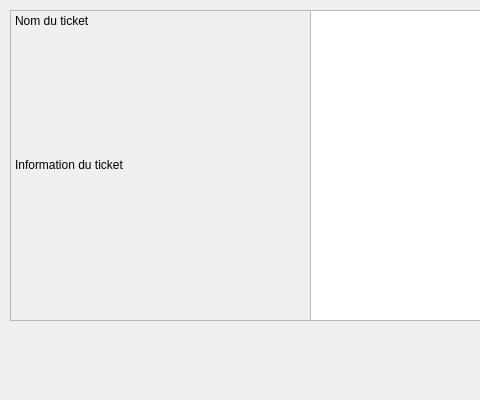
Before: the Qt Designer form technicienwidget.ui in madisonnoyer54/EasyTicket, drawn with Qt 5; both pictures show x 0 to 480 and y 0 to 400 of the 800 by 600 pixel window.
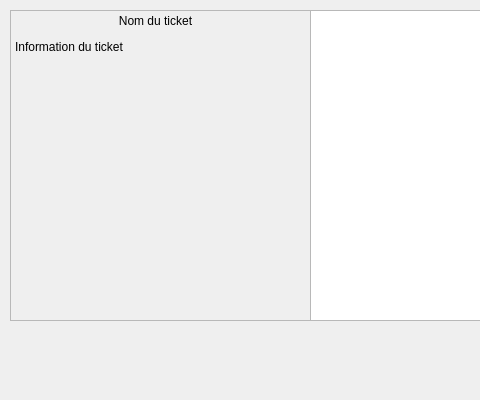
After: the same form once the commit is applied.

```diff
--- a/technicienwidget.ui
+++ b/technicienwidget.ui
@@ -40,6 +40,9 @@
     <property name="text">
      <string>Nom du ticket</string>
     </property>
+    <property name="alignment">
+     <set>Qt::AlignCenter</set>
+    </property>
    </widget>
    <widget class="QLabel" name="ticketInfo">
     <property name="geometry">
@@ -59,6 +62,9 @@
     <property name="text">
      <string>Information du ticket</string>
     </property>
+    <property name="alignment">
+     <set>Qt::AlignLeading|Qt::AlignLeft|Qt::AlignTop</set>
+    </property>
     <property name="wordWrap">
      <bool>true</bool>
     </property>
```
